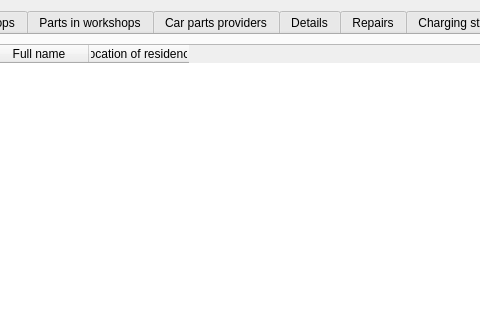
Old version of the form untitled.ui in the repository Lgmrszd/DMD-Assigment-2; both pictures show x 332 to 812 and y 0 to 320 of the 894 by 576 pixel window.
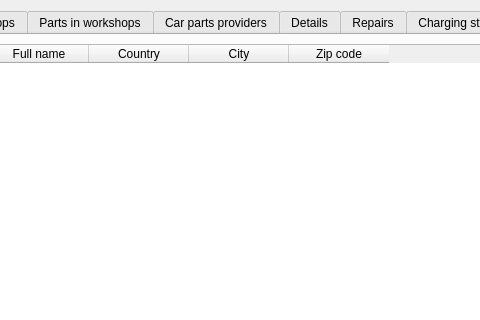
New version of the form. The open tabs and pages were chosen to show the change.

Commit message: Gui updeted (filled with data)

Patch:
```diff
--- a/untitled.ui
+++ b/untitled.ui
@@ -80,7 +80,17 @@
           </column>
           <column>
            <property name="text">
-            <string>Location of residence</string>
+            <string>Country</string>
+           </property>
+          </column>
+          <column>
+           <property name="text">
+            <string>City</string>
+           </property>
+          </column>
+          <column>
+           <property name="text">
+            <string>Zip code</string>
            </property>
           </column>
          </widget>
```
Left out of the diff: 32 changed lines with no effect on the pictures. The commit also changes 2 other files.
